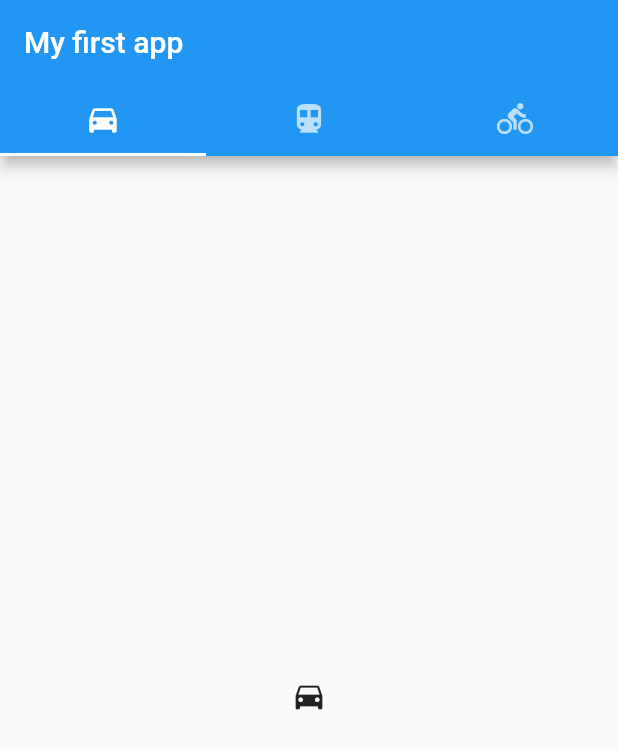
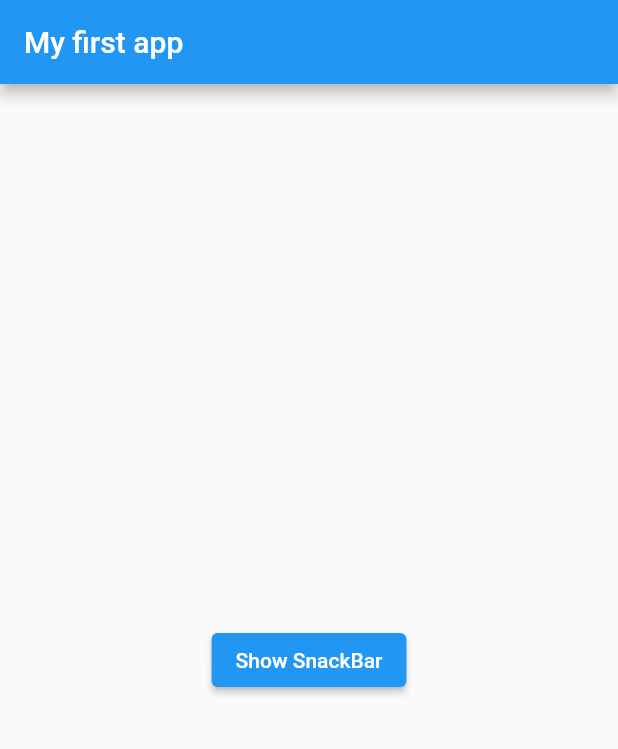
Before and after one commit to Alexeenko-Ilya-itransition/Flutter_learn, a Flutter app: the screen it shows after launch, on a phone screen of 412 x 824 dp. Shown: the top 749 px of the screen. Run offline on Flutter 3.47's test engine with Material 2 defaults, Android fonts, the phone set to English and light mode, and no system bars; Roboto replaces fonts that are missing (Raleway).

Commit message:
Snackbar

```diff
--- a/lib/main.dart
+++ b/lib/main.dart
@@ -15,29 +15,36 @@ class _MyAppState extends State<MyApp> {
   @override
   Widget build(BuildContext ctx) {
     return MaterialApp(
-        theme: ThemeData(fontFamily: 'Raleway'),
         debugShowCheckedModeBanner: false,
-        home: DefaultTabController(
-          length: 3,
-          child: Scaffold(
+        home: Scaffold(
             appBar: AppBar(
-              title: const Text('My first app'),
-              bottom: const TabBar(
-                tabs: [
-                  Tab(icon: Icon(Icons.directions_car)),
-                  Tab(icon: Icon(Icons.directions_transit)),
-                  Tab(icon: Icon(Icons.directions_bike)),
-                ],
+                title: const Text('My first app'),
               ),
-            ),
-            body: const TabBarView(
-              children: [
-                Icon(Icons.directions_car),
-                Icon(Icons.directions_transit),
-                Icon(Icons.directions_bike),
-              ],
-            ),
-          ),
-        ));
+            body: const SnackBarPage(),
+        )
+    );
   }
 }
+
+class SnackBarPage extends StatelessWidget {
+  const SnackBarPage({super.key});
+
+  @override
+  Widget build(BuildContext context) {
+    return Center(
+      child: ElevatedButton(
+        onPressed: () {
+          final snackBar = SnackBar(
+            content: const Text('Information updated'),
+            action: SnackBarAction(
+              label: 'Show',
+              onPressed: () {},
+            ),
+          );
+          ScaffoldMessenger.of(context).showSnackBar(snackBar);
+        },
+        child: const Text('Show SnackBar'),
+      ),
+    );
+  }
+}
```
